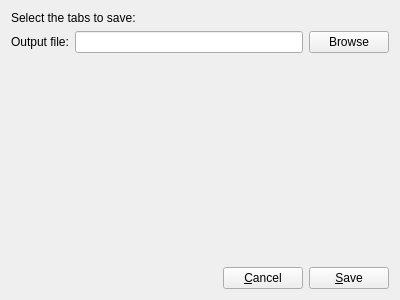
FRIBDAQ/SpecTcl, file main/spectra/src/SaveToRootDialog.ui: the form before one commit.
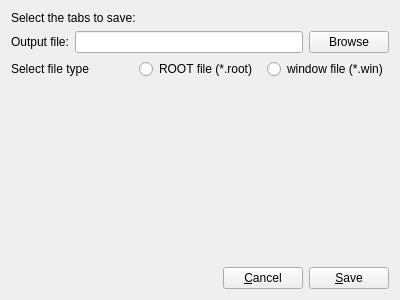
The form after the commit.

Commit message: Improves root file saving, add win file option

```diff
--- a/main/spectra/src/SaveToRootDialog.ui
+++ b/main/spectra/src/SaveToRootDialog.ui
@@ -45,6 +45,31 @@
      </item>
     </layout>
    </item>
+   <item>
+    <layout class="QHBoxLayout" name="horizontalLayout_4">
+     <item>
+      <widget class="QLabel" name="pFileTypeLabel">
+       <property name="text">
+        <string>Select file type</string>
+       </property>
+      </widget>
+     </item>
+     <item>
+      <widget class="QRadioButton" name="pROOTSelector">
+       <property name="text">
+        <string>ROOT file (*.root)</string>
+       </property>
+      </widget>
+     </item>
+     <item>
+      <widget class="QRadioButton" name="pWinSelector">
+       <property name="text">
+        <string>window file (*.win)</string>
+       </property>
+      </widget>
+     </item>
+    </layout>
+   </item>
    <item>
     <spacer name="verticalSpacer">
      <property name="orientation">
```
The commit also changes 19 other files.
